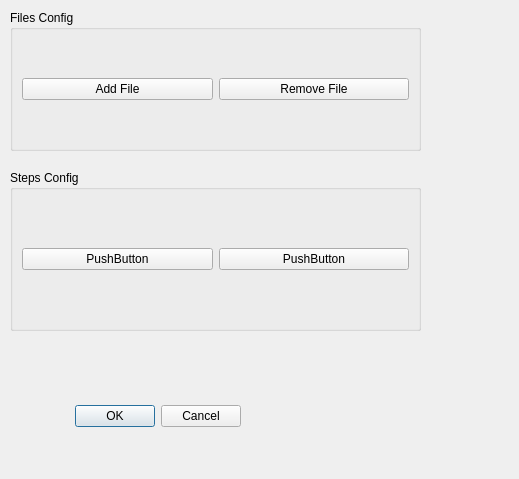
Old version of the form UI/FlashConfig.ui in the repository YEZZESDXHN/DoIP_Client.
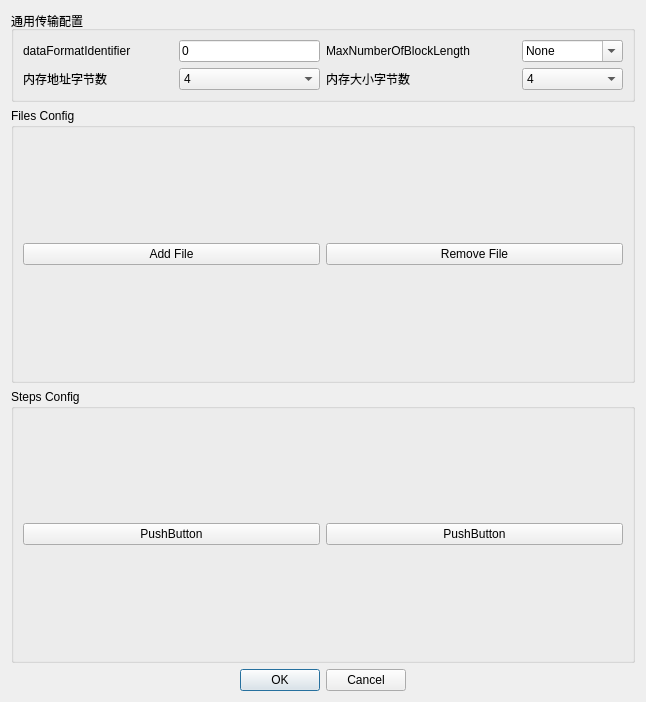
New version of the form.

```diff
--- a/UI/FlashConfig.ui
+++ b/UI/FlashConfig.ui
@@ -6,38 +6,365 @@
    <rect>
     <x>0</x>
     <y>0</y>
-    <width>519</width>
-    <height>479</height>
+    <width>646</width>
+    <height>702</height>
    </rect>
   </property>
   <property name="windowTitle">
    <string>Dialog</string>
   </property>
-  <widget class="QDialogButtonBox" name="buttonBox">
-   <property name="geometry">
-    <rect>
-     <x>60</x>
-     <y>400</y>
-     <width>181</width>
-     <height>32</height>
-    </rect>
-   </property>
-   <property name="orientation">
-    <enum>Qt::Orientation::Horizontal</enum>
-   </property>
-   <property name="standardButtons">
-    <set>QDialogButtonBox::StandardButton::Cancel|QDialogButtonBox::StandardButton::Ok</set>
-   </property>
-  </widget>
+  <layout class="QVBoxLayout" name="verticalLayout_3">
+   <item>
+    <widget class="QGroupBox" name="groupBox">
+     <property name="title">
+      <string>通用传输配置</string>
+     </property>
+     <layout class="QHBoxLayout" name="horizontalLayout_8">
+      <item>
+       <layout class="QGridLayout" name="gridLayout">
+        <item row="1" column="1">
+         <layout class="QHBoxLayout" name="horizontalLayout_5">
+          <item>
+           <widget class="QLabel" name="label_2">
+            <property name="sizePolicy">
+             <sizepolicy hsizetype="Fixed" vsizetype="Fixed">
+              <horstretch>0</horstretch>
+              <verstretch>0</verstretch>
+             </sizepolicy>
+            </property>
+            <property name="minimumSize">
+             <size>
+              <width>190</width>
+              <height>0</height>
+             </size>
+            </property>
+            <property name="text">
+             <string>内存大小字节数</string>
+            </property>
+           </widget>
+          </item>
+          <item>
+           <widget class="QComboBox" name="comboBox_MemorySizeParameterLength">
+            <property name="sizePolicy">
+             <sizepolicy hsizetype="Expanding" vsizetype="Fixed">
+              <horstretch>0</horstretch>
+              <verstretch>0</verstretch>
+             </sizepolicy>
+            </property>
+            <property name="currentIndex">
+             <number>4</number>
+            </property>
+            <item>
+             <property name="text">
+              <string>0</string>
+             </property>
+            </item>
+            <item>
+             <property name="text">
+              <string>1</string>
+             </property>
+            </item>
+            <item>
+             <property name="text">
+              <string>2</string>
+             </property>
+            </item>
+            <item>
+             <property name="text">
+              <string>3</string>
+             </property>
+            </item>
+            <item>
+             <property name="text">
+              <string>4</string>
+             </property>
+            </item>
+            <item>
+             <property name="text">
+              <string>5</string>
+             </property>
+            </item>
+            <item>
+             <property name="text">
+              <string>6</string>
+             </property>
+            </item>
+            <item>
+             <property name="text">
+              <string>7</string>
+             </property>
+            </item>
+            <item>
+             <property name="text">
+              <string>8</string>
+             </property>
+            </item>
+            <item>
+             <property name="text">
+              <string>9</string>
+             </property>
+            </item>
+            <item>
+             <property name="text">
+              <string>10</string>
+             </property>
+            </item>
+            <item>
+             <property name="text">
+              <string>11</string>
+             </property>
+            </item>
+            <item>
+             <property name="text">
+              <string>12</string>
+             </property>
+            </item>
+            <item>
+             <property name="text">
+              <string>13</string>
+             </property>
+            </item>
+            <item>
+             <property name="text">
+              <string>14</string>
+             </property>
+            </item>
+            <item>
+             <property name="text">
+              <string>15</string>
+             </property>
+            </item>
+           </widget>
+          </item>
+         </layout>
+        </item>
+        <item row="1" column="0">
+         <layout class="QHBoxLayout" name="horizontalLayout_4">
+          <item>
+           <widget class="QLabel" name="label">
+            <property name="sizePolicy">
+             <sizepolicy hsizetype="Fixed" vsizetype="Fixed">
+              <horstretch>0</horstretch>
+              <verstretch>0</verstretch>
+             </sizepolicy>
+            </property>
+            <property name="minimumSize">
+             <size>
+              <width>150</width>
+              <height>0</height>
+             </size>
+            </property>
+            <property name="text">
+             <string>内存地址字节数</string>
+            </property>
+           </widget>
+          </item>
+          <item>
+           <widget class="QComboBox" name="comboBox_MemoryAddressParameterLength">
+            <property name="sizePolicy">
+             <sizepolicy hsizetype="Expanding" vsizetype="Fixed">
+              <horstretch>0</horstretch>
+              <verstretch>0</verstretch>
+             </sizepolicy>
+            </property>
+            <property name="currentIndex">
+             <number>4</number>
+            </property>
+            <item>
+             <property name="text">
+              <string>0</string>
+             </property>
+            </item>
+            <item>
+             <property name="text">
+              <string>1</string>
+             </property>
+            </item>
+            <item>
+             <property name="text">
+              <string>2</string>
+             </property>
+            </item>
+            <item>
+             <property name="text">
+              <string>3</string>
+             </property>
+            </item>
+            <item>
+             <property name="text">
+              <string>4</string>
+             </property>
+            </item>
+            <item>
+             <property name="text">
+              <string>5</string>
+             </property>
+            </item>
+            <item>
+             <property name="text">
+              <string>6</string>
+             </property>
+            </item>
+            <item>
+             <property name="text">
+              <string>7</string>
+             </property>
+            </item>
+            <item>
+             <property name="text">
+              <string>8</string>
+             </property>
+            </item>
+            <item>
+             <property name="text">
+              <string>9</string>
+             </property>
+            </item>
+            <item>
+             <property name="text">
+              <string>10</string>
+             </property>
+            </item>
+            <item>
+             <property name="text">
+              <string>11</string>
+             </property>
+            </item>
+            <item>
+             <property name="text">
+              <string>12</string>
+             </property>
+            </item>
+            <item>
+             <property name="text">
+              <string>13</string>
+             </property>
+            </item>
+            <item>
+             <property name="text">
+              <string>14</string>
+             </property>
+            </item>
+            <item>
+             <property name="text">
+              <string>15</string>
+             </property>
+            </item>
+           </widget>
+          </item>
+         </layout>
+        </item>
+        <item row="0" column="0">
+         <layout class="QHBoxLayout" name="horizontalLayout_6">
+          <item>
+           <widget class="QLabel" name="label_3">
+            <property name="sizePolicy">
+             <sizepolicy hsizetype="Fixed" vsizetype="Fixed">
+              <horstretch>0</horstretch>
+              <verstretch>0</verstretch>
+             </sizepolicy>
+            </property>
+            <property name="minimumSize">
+             <size>
+              <width>150</width>
+              <height>0</height>
+             </size>
+            </property>
+            <property name="text">
+             <string>dataFormatIdentifier</string>
+            </property>
+           </widget>
+          </item>
+          <item>
+           <widget class="QLineEdit" name="lineEdit_dataFormatIdentifier">
+            <property name="text">
+             <string>0</string>
+            </property>
+           </widget>
+          </item>
+         </layout>
+        </item>
+        <item row="0" column="1">
+         <layout class="QHBoxLayout" name="horizontalLayout_7">
+          <item>
+           <widget class="QLabel" name="label_4">
+            <property name="sizePolicy">
+             <sizepolicy hsizetype="Fixed" vsizetype="Fixed">
+              <horstretch>0</horstretch>
+              <verstretch>0</verstretch>
+             </sizepolicy>
+            </property>
+            <property name="minimumSize">
+             <size>
+              <width>190</width>
+              <height>0</height>
+             </size>
+            </property>
+            <property name="text">
+             <string>MaxNumberOfBlockLength</string>
+            </property>
+           </widget>
+          </item>
+          <item>
+           <widget class="QComboBox" name="comboBox_MaxNumberOfBlockLength">
+            <property name="sizePolicy">
+             <sizepolicy hsizetype="Expanding" vsizetype="Fixed">
+              <horstretch>0</horstretch>
+              <verstretch>0</verstretch>
+             </sizepolicy>
+            </property>
+            <property name="editable">
+             <bool>true</bool>
+            </property>
+            <property name="currentIndex">
+             <number>0</number>
+            </property>
+            <item>
+             <property name="text">
+              <string>None</string>
+             </property>
+            </item>
+            <item>
+             <property name="text">
+              <string>102</string>
+             </property>
+            </item>
+            <item>
+             <property name="text">
+              <string>203</string>
+             </property>
+            </item>
+            <item>
+             <property name="text">
+              <string>402</string>
+             </property>
+            </item>
+            <item>
+             <property name="text">
+              <string>802</string>
+             </property>
+            </item>
+            <item>
+             <property name="text">
+              <string>1602</string>
+             </property>
+            </item>
+            <item>
+             <property name="text">
+              <string>3202</string>
+             </property>
+            </item>
+           </widget>
+          </item>
+         </layout>
+        </item>
+       </layout>
+      </item>
+     </layout>
+    </widget>
+   </item>
+   <item>
   <widget class="QGroupBox" name="groupBox_files">
-   <property name="geometry">
-    <rect>
-     <x>10</x>
-     <y>10</y>
-     <width>411</width>
-     <height>141</height>
-    </rect>
-   </property>
    <property name="sizePolicy">
     <sizepolicy hsizetype="Expanding" vsizetype="Expanding">
      <horstretch>0</horstretch>
@@ -68,15 +395,9 @@
     </item>
    </layout>
   </widget>
+   </item>
+   <item>
   <widget class="QGroupBox" name="groupBox_steps">
-   <property name="geometry">
-    <rect>
-     <x>10</x>
-     <y>170</y>
-     <width>411</width>
-     <height>161</height>
-    </rect>
-   </property>
    <property name="sizePolicy">
     <sizepolicy hsizetype="Expanding" vsizetype="Expanding">
      <horstretch>0</horstretch>
@@ -107,6 +428,28 @@
     </item>
    </layout>
   </widget>
+   </item>
+   <item>
+    <layout class="QHBoxLayout" name="horizontalLayout_3">
+     <item>
+      <widget class="QDialogButtonBox" name="buttonBox">
+       <property name="sizePolicy">
+        <sizepolicy hsizetype="Fixed" vsizetype="Fixed">
+         <horstretch>0</horstretch>
+         <verstretch>0</verstretch>
+        </sizepolicy>
+       </property>
+       <property name="orientation">
+        <enum>Qt::Orientation::Horizontal</enum>
+       </property>
+       <property name="standardButtons">
+        <set>QDialogButtonBox::StandardButton::Cancel|QDialogButtonBox::StandardButton::Ok</set>
+       </property>
+      </widget>
+     </item>
+    </layout>
+   </item>
+  </layout>
  </widget>
  <resources/>
  <connections>
```
Lines whose indentation alone changed are shown as unchanged.
